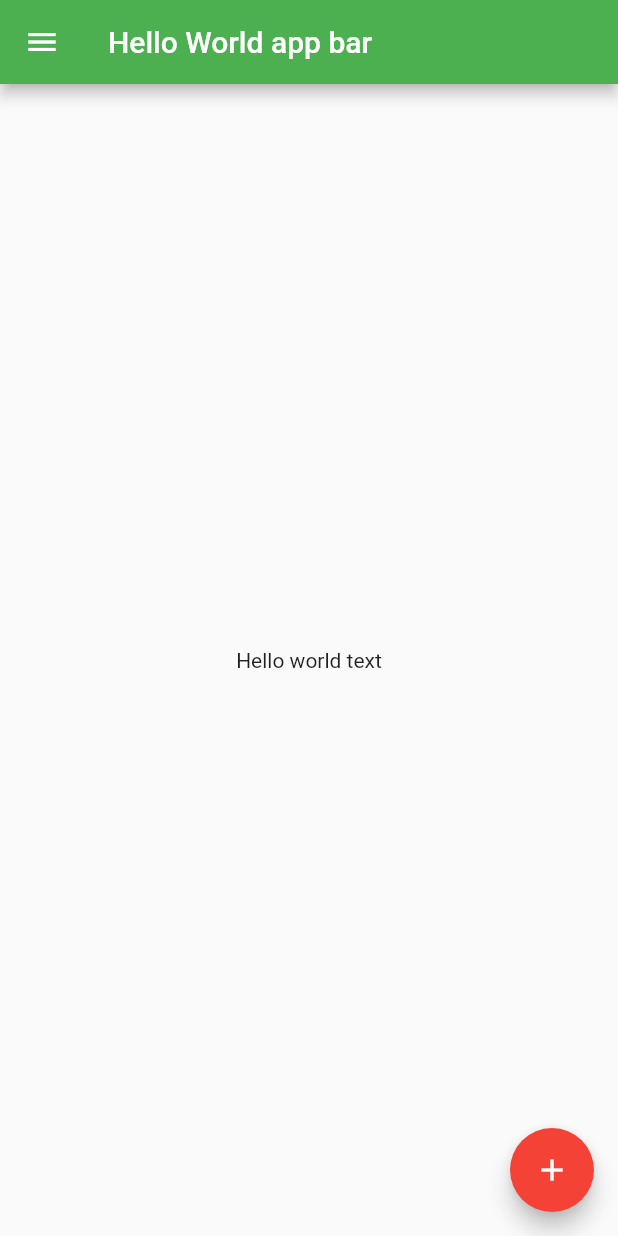
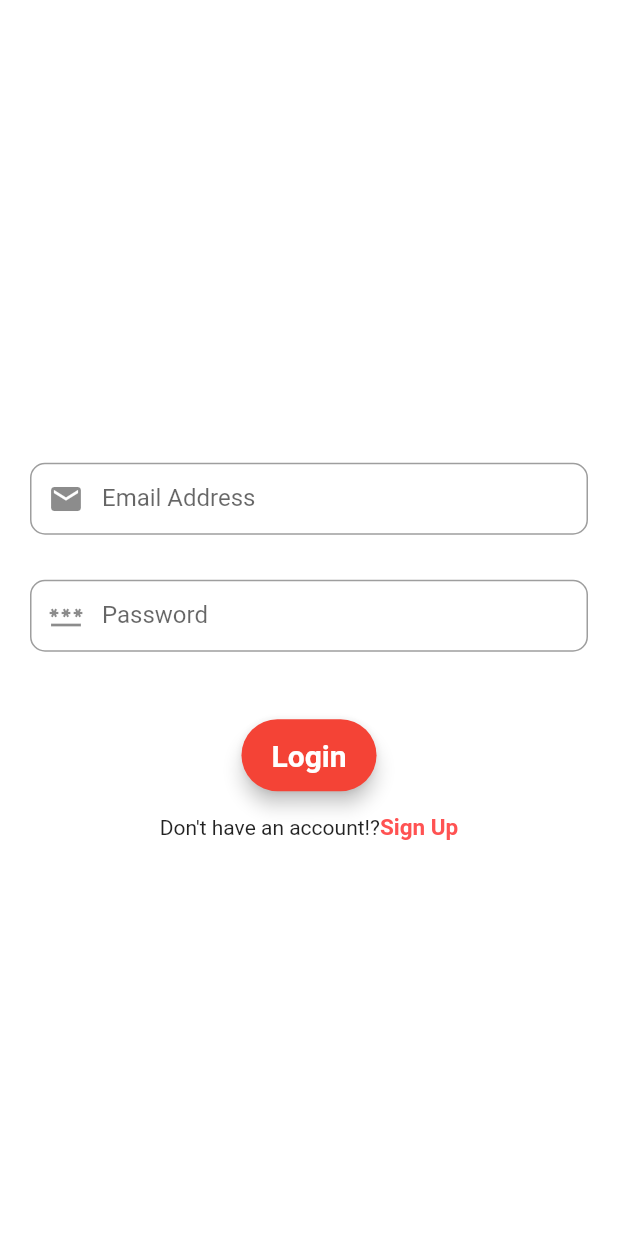
Before and after one commit to madahetooo/flutter_tutorial, a Flutter app: the screen it shows after launch, on a phone screen of 412 x 824 dp. Run offline on Flutter 3.47's test engine with Material 2 defaults, Android fonts, the phone set to English and light mode, and no system bars.

Commit message:
Adding Home screen and Login Screen

```diff
--- /dev/null
+++ b/lib/LoginScreen.dart
@@ -0,0 +1,115 @@
+import 'package:flutter/material.dart';
+import 'package:flutter_tutorial/HomeScreen.dart';
+import 'package:flutter_tutorial/RegistrationScreen.dart';
+
+class LoginScreen extends StatefulWidget {
+  const LoginScreen({Key? key}) : super(key: key);
+
+  @override
+  State<LoginScreen> createState() => _LoginScreenState();
+}
+
+final TextEditingController emailController = TextEditingController();
+final TextEditingController passwordController = TextEditingController();
+
+class _LoginScreenState extends State<LoginScreen> {
+  @override
+  Widget build(BuildContext context) {
+    final emailField = TextFormField(
+        controller: emailController,
+        keyboardType: TextInputType.emailAddress,
+        onSaved: (value) {
+          emailController.text = value!;
+        },
+        textInputAction: TextInputAction.next,
+        decoration: InputDecoration(
+          prefixIcon: Icon(Icons.mail),
+          contentPadding: EdgeInsets.fromLTRB(20, 10, 20, 10),
+          label: Text("Email Address"),
+          border: OutlineInputBorder(
+            borderRadius: BorderRadius.circular(10),
+          ),
+        ));
+    final passwordField = TextFormField(
+        controller: passwordController,
+        obscureText: true,
+        onSaved: (value) {
+          passwordController.text = value!;
+        },
+        textInputAction: TextInputAction.next,
+        decoration: InputDecoration(
+          prefixIcon: Icon(Icons.password),
+          contentPadding: EdgeInsets.fromLTRB(20, 10, 20, 10),
+          label: Text("Password"),
+          border: OutlineInputBorder(
+            borderRadius: BorderRadius.circular(10),
+          ),
+        ));
+    final loginButton = Material(
+      elevation: 5,
+      borderRadius: BorderRadius.circular(30),
+      color: Colors.red,
+      child: MaterialButton(
+        padding: EdgeInsets.fromLTRB(20, 10, 20, 10) ,
+        onPressed: (){
+          Navigator.push(context, MaterialPageRoute(builder: (context) =>
+              HomeScreen()));
+        },
+        child: const Text(
+            "Login",
+          textAlign: TextAlign.center,
+          style: TextStyle(
+            fontSize: 20,
+            fontWeight: FontWeight.bold,
+            color: Colors.white
+          ),
+        ),
+      ),
+    );
+    return  Scaffold(
+      backgroundColor: Colors.white,
+      body: Center(
+        child: SingleChildScrollView(
+          child:  Container(
+            child: Padding(
+              padding: const EdgeInsets.all(20.0),
+              child: Column(
+                crossAxisAlignment: CrossAxisAlignment.center,
+                mainAxisAlignment: MainAxisAlignment.center,
+                children:<Widget> [
+                  SizedBox(height: 45),
+                  emailField,
+                  SizedBox(height: 30),
+                  passwordField,
+                  SizedBox(height: 45),
+                  loginButton,
+                  SizedBox(height: 15),
+                  Row(
+                    mainAxisAlignment: MainAxisAlignment.center,
+                    children: <Widget> [
+                      Text("Don't have an account!?"),
+                      GestureDetector(
+                        onTap:(){
+                          Navigator.push(context, MaterialPageRoute(builder: (context) =>
+                          RegistrationScreen()));
+                        },
+                        child: Text("Sign Up",
+                        style: TextStyle(
+                          color: Colors.redAccent,
+                          fontWeight: FontWeight.bold,
+                          fontSize: 15
+                        ),),
+                      ),
+
+                    ],
+                  )
+
+                ],
+              ),
+            ),
+          ),
+        ),
+      ),
+    );
+  }
+}
--- a/lib/main.dart
+++ b/lib/main.dart
@@ -1,4 +1,6 @@
 import 'package:flutter/material.dart';
+import 'package:flutter_tutorial/HomeScreen.dart';
+import 'package:flutter_tutorial/LoginScreen.dart';
 
 void main() => runApp(MyApp());
 
@@ -7,95 +9,13 @@ class MyApp extends StatelessWidget {
 
   @override
   Widget build(BuildContext context) {
-    return  MaterialApp(
+    return MaterialApp(
       title: 'Flutter Tutorial',
       theme: ThemeData(
-        primarySwatch : Colors.green,
+        primarySwatch: Colors.green,
       ),
-      home: MyHomePage(),
+      debugShowCheckedModeBanner: false,
+      home: const LoginScreen(),
     );
   }
 }
-
-
-class MyHomePage extends StatelessWidget {
-
-  const MyHomePage({Key? key}) : super(key: key);
-
-  @override
-  Widget build(BuildContext context) {
-    return Scaffold(
-      appBar: AppBar(
-        title: Text('Hello World app bar'),
-      ),
-      body: Center(
-        child: Text('Hello world text'),
-      ),
-      drawer: Drawer(
-        child: Column(
-          children:const <Widget> [
-            UserAccountsDrawerHeader(
-                accountName: Text(
-                  "Eslam Medhat",
-                  style: TextStyle(
-                    fontWeight: FontWeight.bold,
-                    fontSize: 20,
-                    color: Colors.white
-                  ),
-                ),
-                accountEmail: Text("ieslammedhat@gmail.com"),
-                currentAccountPicture: CircleAvatar(
-                  radius: 18.0,
-                  backgroundImage: NetworkImage(
-                      'https://user-images.githubusercontent.com/28203059/159008453-1fb9a75a-7503-41ae-9fe2-b70d8bdccc57.png'),
-                ),
-              otherAccountsPictures: <Widget>[
-                CircleAvatar(
-                  backgroundImage: NetworkImage(
-                      'https://avatars.githubusercontent.com/u/28203059?v=4'),
-                ),
-              ],
-            ),
-            ListTile(
-              title: Text('Sent'),
-              leading: Icon(Icons.send),
-            ),
-            ListTile(
-              title: Text('Inbox'),
-              leading: Icon(Icons.inbox),
-            ),
-            ListTile(
-              title: Text('Archive'),
-              leading: Icon(Icons.archive),
-            ),
-            Divider(thickness: 1,),
-            ListTile(
-              title: Text('Starred'),
-              leading: Icon(Icons.star),
-            ),
-            ListTile(
-              title: Text('Updates'),
-              leading: Icon(Icons.update),
-            ),
-            ListTile(
-              title: Text('Community'),
-              leading: Icon(Icons.people),
-            ),
-            Divider(thickness: 1,),
-            ListTile(
-              title: Text('Log out'),
-              leading: Icon(Icons.logout),
-            ),
-          ],
-        ),
-      ),
-      floatingActionButton: FloatingActionButton(
-        child: Icon(Icons.add),
-        backgroundColor: Colors.red,
-        onPressed: (){
-
-        },
-      ),
-    );
-  }
-}
```
Also changed, not shown: lib/HomeScreen.dart (added, +167 -0 lines), lib/RegistrationScreen.dart (added, +14 -0 lines).
